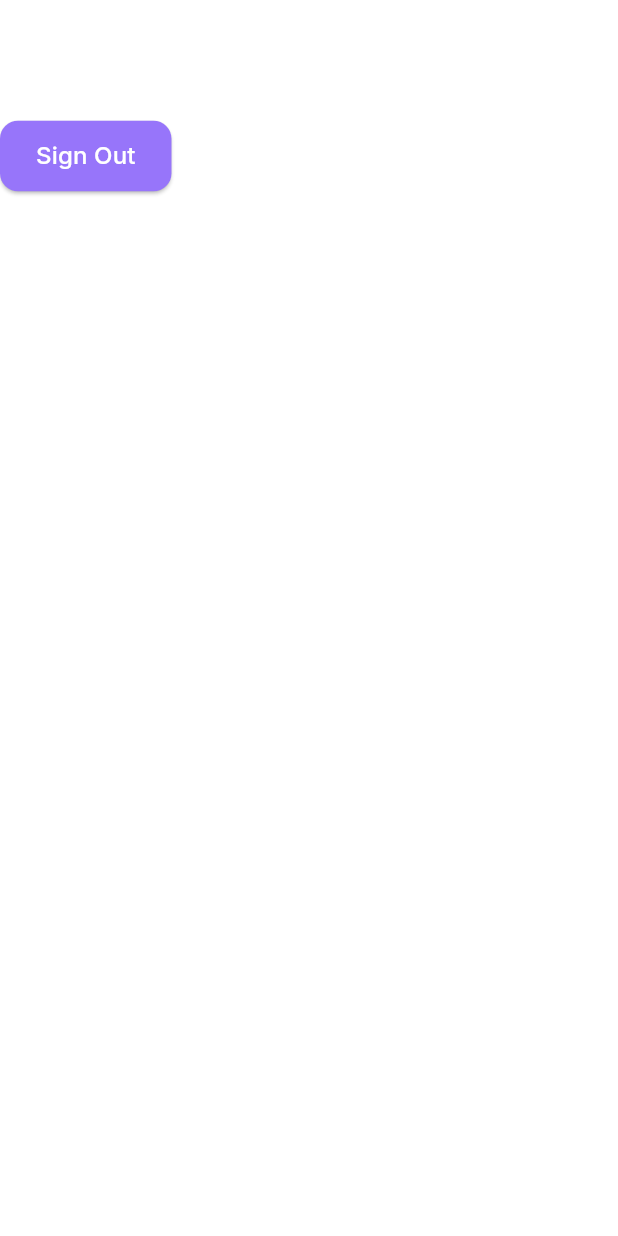
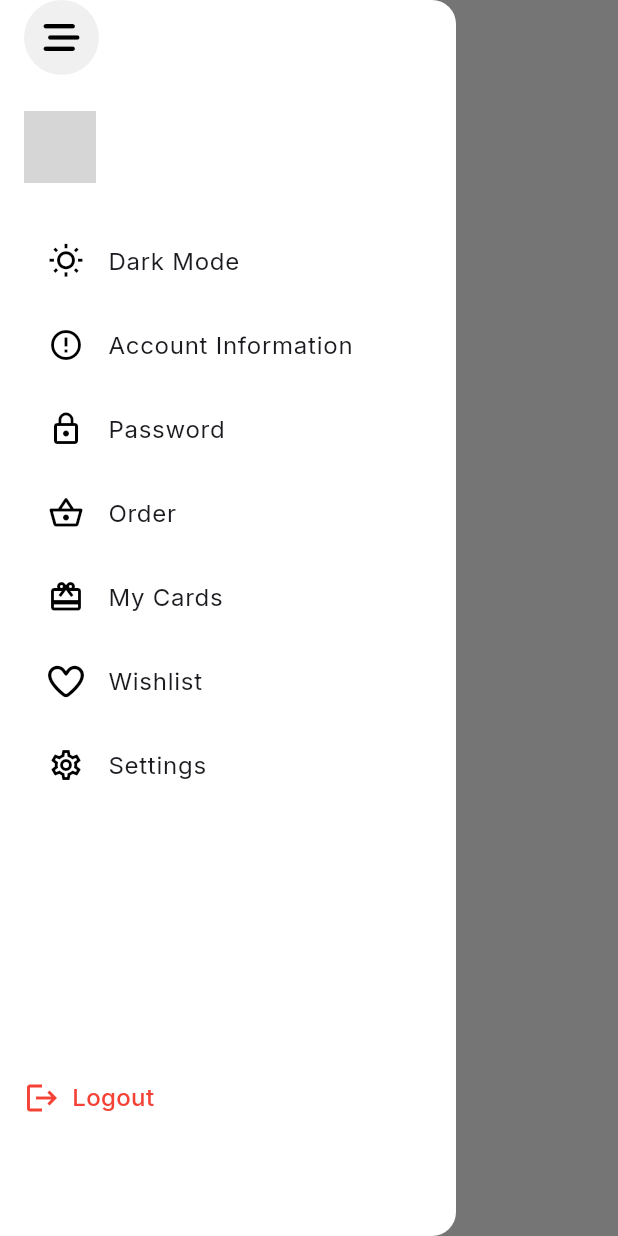
Before and after one commit to OmarAlbaz-flutter/e_commerce_app, a Flutter app: the screen it shows once a user with an empty profile is signed in, with the side drawer open (before the commit the screen has no drawer), on a phone screen of 412 x 824 dp. Run offline on Flutter 3.47's test engine with Material 3 defaults, Android fonts, the light colour scheme and no system bars; our stand-ins replace firebase_auth, firebase_core, flutter_native_splash, font_awesome_flutter, modal_progress_hud_nsn; accounts and stored records are empty; grey boxes are pictures that could not be loaded.

Commit message:
Addes drawer to the discover page with logout button

```diff
--- /dev/null
+++ b/lib/models/drawe_item_model.dart
@@ -0,0 +1,13 @@
+import 'package:flutter/widgets.dart';
+
+class DrawerItem {
+  final String text;
+  final IconData icon;
+  final VoidCallback onTap;
+
+  DrawerItem({
+    required this.text,
+    required this.icon,
+    required this.onTap,
+  });
+}
--- a/lib/views/discover_view.dart
+++ b/lib/views/discover_view.dart
@@ -1,15 +1,33 @@
 import 'package:e_commerce_app/constants.dart';
+import 'package:e_commerce_app/widgets/application_drawer.dart';
 import 'package:e_commerce_app/widgets/discover.dart';
 import 'package:flutter/material.dart';
+import 'package:font_awesome_flutter/font_awesome_flutter.dart';
 
 class DiscoverView extends StatelessWidget {
   const DiscoverView({super.key});
   static String id = 'DiscoverView';
+
   @override
   Widget build(BuildContext context) {
     return Scaffold(
       backgroundColor: kSecondaryColor,
-      body: Discover(),
+      appBar: AppBar(
+        backgroundColor: Colors.white,
+        leading: Builder(
+          builder: (context) {
+            return IconButton(
+              icon: const Icon(
+                FontAwesomeIcons.barsStaggered,
+                color: Colors.black,
+              ),
+              onPressed: () => Scaffold.of(context).openDrawer(),
+            );
+          },
+        ),
+      ),
+      drawer: AppDrawer(),
+      body: const Discover(),
     );
   }
 }
--- /dev/null
+++ b/lib/widgets/application_drawer.dart
@@ -0,0 +1,138 @@
+import 'package:e_commerce_app/constants.dart';
+import 'package:e_commerce_app/models/drawe_item_model.dart';
+import 'package:e_commerce_app/widgets/custom_list_tile.dart';
+import 'package:firebase_auth/firebase_auth.dart';
+import 'package:flutter/material.dart';
+import 'package:font_awesome_flutter/font_awesome_flutter.dart';
+
+class AppDrawer extends StatelessWidget {
+  AppDrawer({
+    super.key,
+  });
+  final List<DrawerItem> drawerItemList = [
+    DrawerItem(
+      text: 'Dark Mode',
+      icon: Icons.wb_sunny_outlined,
+      onTap: () {},
+    ),
+    DrawerItem(
+      text: 'Account Information',
+      icon: Icons.error_outline,
+      onTap: () {},
+    ),
+    DrawerItem(
+      text: 'Password',
+      icon: Icons.lock_outline,
+      onTap: () {},
+    ),
+    DrawerItem(
+      text: 'Order',
+      icon: Icons.shopping_basket_outlined,
+      onTap: () {},
+    ),
+    DrawerItem(
+      text: 'My Cards',
+      icon: Icons.wallet_giftcard_outlined,
+      onTap: () {},
+    ),
+    DrawerItem(
+      text: 'Wishlist',
+      icon: FontAwesomeIcons.heart,
+      onTap: () {},
+    ),
+    DrawerItem(
+      text: 'Settings',
+      icon: Icons.settings_outlined,
+      onTap: () {},
+    ),
+  ];
+
+  @override
+  Widget build(BuildContext context) {
+    return Drawer(
+      backgroundColor: kSecondaryColor,
+      child: SafeArea(
+        child: Padding(
+          padding: const EdgeInsets.symmetric(horizontal: 16),
+          child: Column(
+            crossAxisAlignment: CrossAxisAlignment.start,
+            children: [
+              Container(
+                height: 50,
+                width: 50,
+                decoration: BoxDecoration(
+                  borderRadius: BorderRadius.circular(40),
+                  color: Colors.black.withAlpha(15),
+                ),
+                child: IconButton(
+                  icon: const Icon(
+                    FontAwesomeIcons.barsStaggered,
+                    color: Colors.black,
+                  ),
+                  onPressed: () => Navigator.pop(context),
+                ),
+              ),
+              SizedBox(height: 24),
+              Row(
+                children: [
+                  CircleAvatar(
+                    radius: 24,
+                    backgroundImage:
+                        AssetImage("assets/images/startup_image.png"),
+                  ),
+                  SizedBox(width: 12),
+                  Text(
+                    FirebaseAuth.instance.currentUser!.displayName!,
+                    style: TextStyle(
+                      fontSize: 16,
+                      fontWeight: FontWeight.bold,
+                      color: Colors.black,
+                    ),
+                  ),
+                ],
+              ),
+              SizedBox(height: 24),
+              Expanded(
+                child: ListView.builder(
+                  itemCount: drawerItemList.length,
+                  itemBuilder: (context, index) {
+                    return CustomListTile(
+                      text: drawerItemList[index].text,
+                      icon: drawerItemList[index].icon,
+                      onTap: drawerItemList[index].onTap,
+                    );
+                  },
+                ),
+              ),
+              GestureDetector(
+                onTap: () {
+                  FirebaseAuth.instance.signOut();
+                },
+                child: Row(
+                  children: const [
+                    Icon(
+                      Icons.logout,
+                      color: Colors.red,
+                    ),
+                    SizedBox(width: 8),
+                    Text(
+                      "Logout",
+                      style: TextStyle(
+                        fontSize: 16,
+                        fontWeight: FontWeight.w500,
+                        color: Colors.red,
+                      ),
+                    ),
+                  ],
+                ),
+              ),
+              SizedBox(
+                height: 80,
+              ),
+            ],
+          ),
+        ),
+      ),
+    );
+  }
+}
--- /dev/null
+++ b/lib/widgets/custom_list_tile.dart
@@ -0,0 +1,24 @@
+import 'package:flutter/material.dart';
+
+class CustomListTile extends StatelessWidget {
+  const CustomListTile({
+    super.key,
+    required this.text,
+    required this.icon,
+    required this.onTap,
+  });
+  final String text;
+  final IconData icon;
+  final VoidCallback onTap;
+  @override
+  Widget build(BuildContext context) {
+    return ListTile(
+      leading: Icon(
+        icon,
+        color: Colors.black,
+      ),
+      title: Text(text),
+      onTap: onTap,
+    );
+  }
+}
--- a/lib/widgets/discover.dart
+++ b/lib/widgets/discover.dart
@@ -1,5 +1,3 @@
-import 'package:e_commerce_app/constants.dart';
-import 'package:firebase_auth/firebase_auth.dart';
 import 'package:flutter/material.dart';
 
 class Discover extends StatelessWidget {
@@ -9,23 +7,7 @@ class Discover extends StatelessWidget {
   Widget build(BuildContext context) {
     return Column(
       children: [
-        const SizedBox(height: 80),
-        ElevatedButton(
-          onPressed: () async {
-            await FirebaseAuth.instance.signOut();
-          },
-          style: ElevatedButton.styleFrom(
-            backgroundColor: kPrimaryColor,
-            padding: const EdgeInsets.symmetric(horizontal: 24, vertical: 12),
-            shape: RoundedRectangleBorder(
-              borderRadius: BorderRadius.circular(12),
-            ),
-          ),
-          child: const Text(
-            "Sign Out",
-            style: TextStyle(fontSize: 16, color: Colors.white),
-          ),
-        ),
+
       ],
     );
   }
--- a/lib/widgets/sign_up.dart
+++ b/lib/widgets/sign_up.dart
@@ -58,15 +58,15 @@ class _SignUpState extends State<SignUp> {
                     // Username
                     CustomTextFormField(
                       controller: usernameController,
-                      // validator: (value) {
-                      //   if (value?.isEmpty ?? true) {
-                      //     return 'Enter Your Username';
-                      //   }
-                      //   return null;
-                      // },
+                      validator: (value) {
+                        if (value?.isEmpty ?? true) {
+                          return 'Enter Your Username';
+                        }
+                        return null;
+                      },
                       onChanged: (value) {
                         username = value;
-                        // formKey.currentState!.validate();
+                        formKey.currentState!.validate();
                       },
                       hintText: 'Enter Your Username',
                       labelText: "UserName",
@@ -182,5 +182,6 @@ class _SignUpState extends State<SignUp> {
       email: email!,
       password: password!,
     );
+    await credential.user!.updateDisplayName(username);
   }
 }
```
